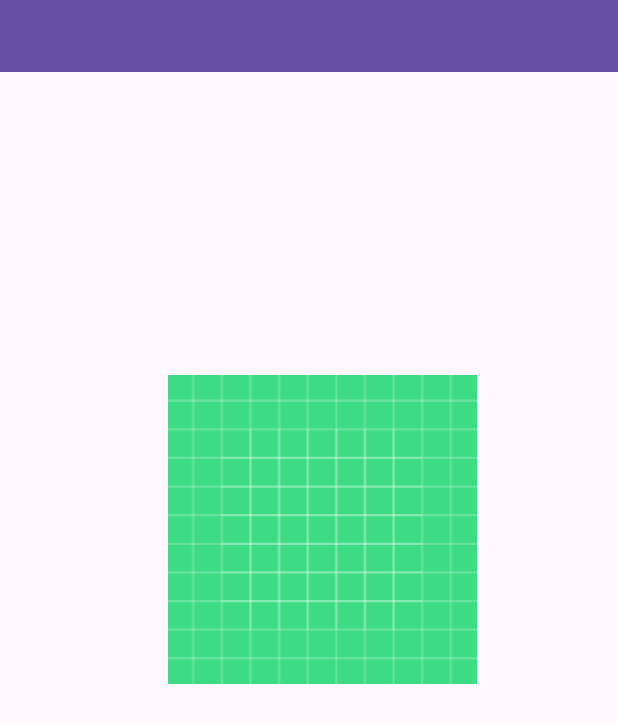
After one commit to furqanramadhan/SignMate-C241-PS262, an Android app: the layout activity_quiz.xml on its own in the app's theme, with its tools: preview values and no code run, on a phone screen of 412 x 824 dp. The commit adds this screen. Shown: the top 723 px of the screen. Run offline under Robolectric (Android 15) with nearby library versions, the phone set to English and light mode, and no system bars.

Commit message:
create quiz activity

```diff
--- /dev/null
+++ b/app/src/main/res/layout/activity_quiz.xml
@@ -0,0 +1,47 @@
+<?xml version="1.0" encoding="utf-8"?>
+<androidx.constraintlayout.widget.ConstraintLayout xmlns:android="http://schemas.android.com/apk/res/android"
+    xmlns:app="http://schemas.android.com/apk/res-auto"
+    xmlns:tools="http://schemas.android.com/tools"
+    android:layout_width="match_parent"
+    android:layout_height="match_parent"
+    tools:context=".ui.play.QuizActivity">
+
+    <androidx.viewpager.widget.ViewPager
+        android:id="@+id/viewPager"
+        android:layout_width="match_parent"
+        android:layout_height="match_parent"
+        app:layout_constraintTop_toTopOf="parent"
+        app:layout_constraintBottom_toBottomOf="parent"
+        app:layout_constraintStart_toStartOf="parent"
+        app:layout_constraintEnd_toEndOf="parent" />
+
+    <com.google.android.material.tabs.TabLayout
+        android:id="@+id/tabs"
+        android:layout_width="match_parent"
+        android:layout_height="wrap_content"
+        android:background="?attr/colorPrimary"
+        android:theme="@style/ThemeOverlay.AppCompat.Dark.ActionBar"
+        tools:ignore="MissingConstraints" />
+
+
+    <LinearLayout
+        android:layout_width="match_parent"
+        android:layout_height="match_parent"
+        android:orientation="vertical">
+
+        <ImageView
+            android:id="@+id/imageView"
+            android:layout_width="289dp"
+            android:layout_height="206dp"
+            android:layout_marginTop="250dp"
+            android:layout_marginStart="70dp"
+            android:src="@drawable/ic_launcher_background"
+            tools:src="@tools:sample/avatars" />
+
+    </LinearLayout>
+
+
+
+
+
+</androidx.constraintlayout.widget.ConstraintLayout>
```
Also changed, not shown: app/src/main/java/com/capstone/signmate_c241_ps262/adapter/QuizPagerAdapter.kt (added, +36 -0 lines), app/src/main/java/com/capstone/signmate_c241_ps262/ui/play/PlayNowAlphabet.kt (+22 -7 lines), app/src/main/java/com/capstone/signmate_c241_ps262/ui/play/PlayNowNumber.kt (+18 -7 lines), app/src/main/java/com/capstone/signmate_c241_ps262/ui/play/PlayNowTF.kt (+18 -7 lines), app/src/main/java/com/capstone/signmate_c241_ps262/ui/play/QuizActivity.kt (added, +32 -0 lines).
